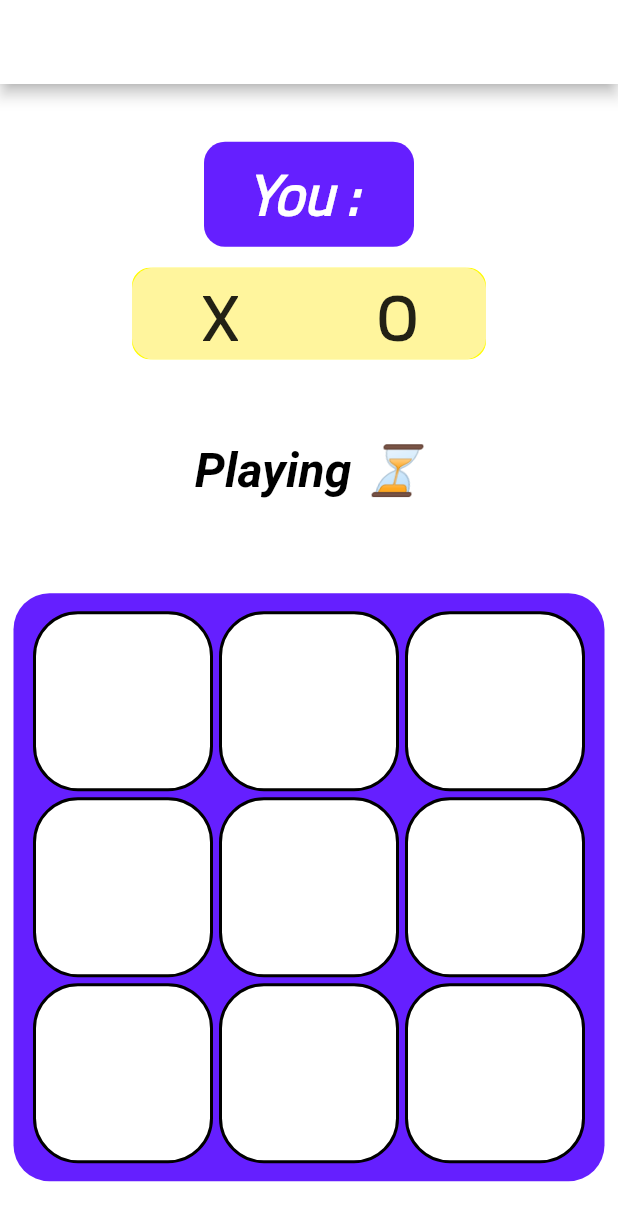
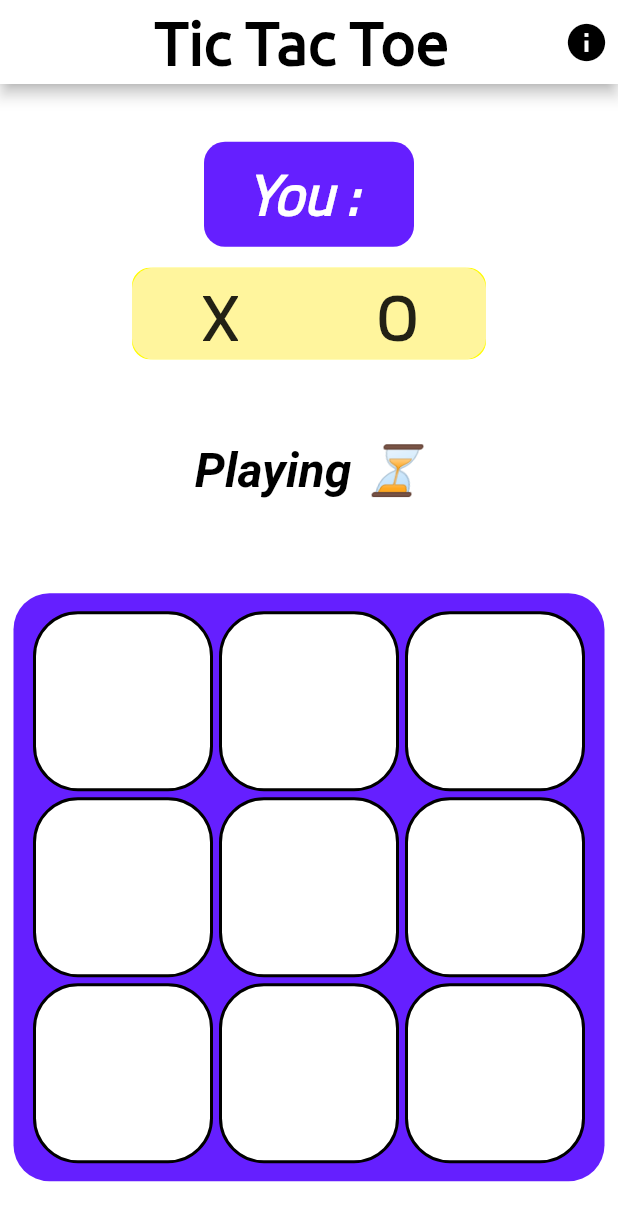
Before and after one commit to babasahi/Tacc, a Flutter app: the screen it shows after launch, on a phone screen of 412 x 824 dp. Shown: the top 1221 px of the screen. Run offline on Flutter 3.47's test engine with Material 2 defaults, Android fonts, the phone set to English and light mode, and no system bars.

Commit message:
updated yaml

```diff
--- a/lib/constants.dart
+++ b/lib/constants.dart
@@ -35,6 +35,7 @@ const TextStyle kChoiceStyle = TextStyle(
 );
 const TextStyle kAppTitleStyle = TextStyle(
   fontFamily: 'Ubuntu',
+  color: Colors.black,
   fontSize: 40,
   fontWeight: FontWeight.bold,
 );
--- a/lib/screens/home_screen.dart
+++ b/lib/screens/home_screen.dart
@@ -38,6 +38,7 @@ class _HomePageState extends State<HomePage> {
               child: Icon(
                 Icons.info,
                 size: 30,
+                color: Colors.black,
               ),
             ),
           )
```
Also changed, not shown: pubspec.lock.
